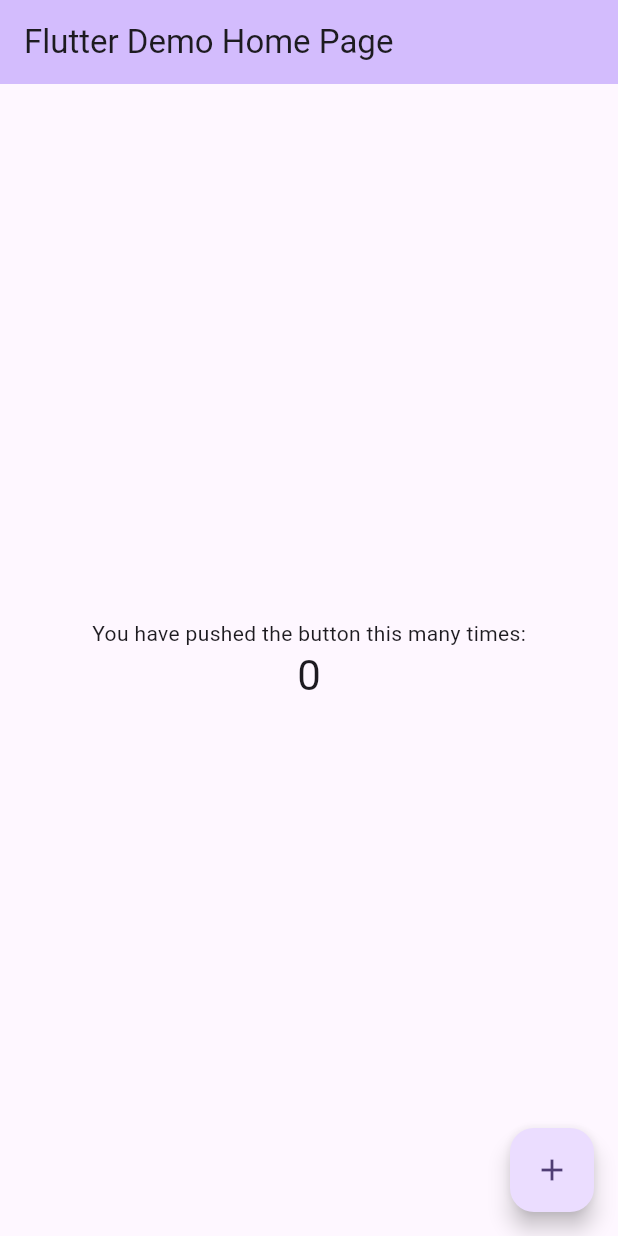
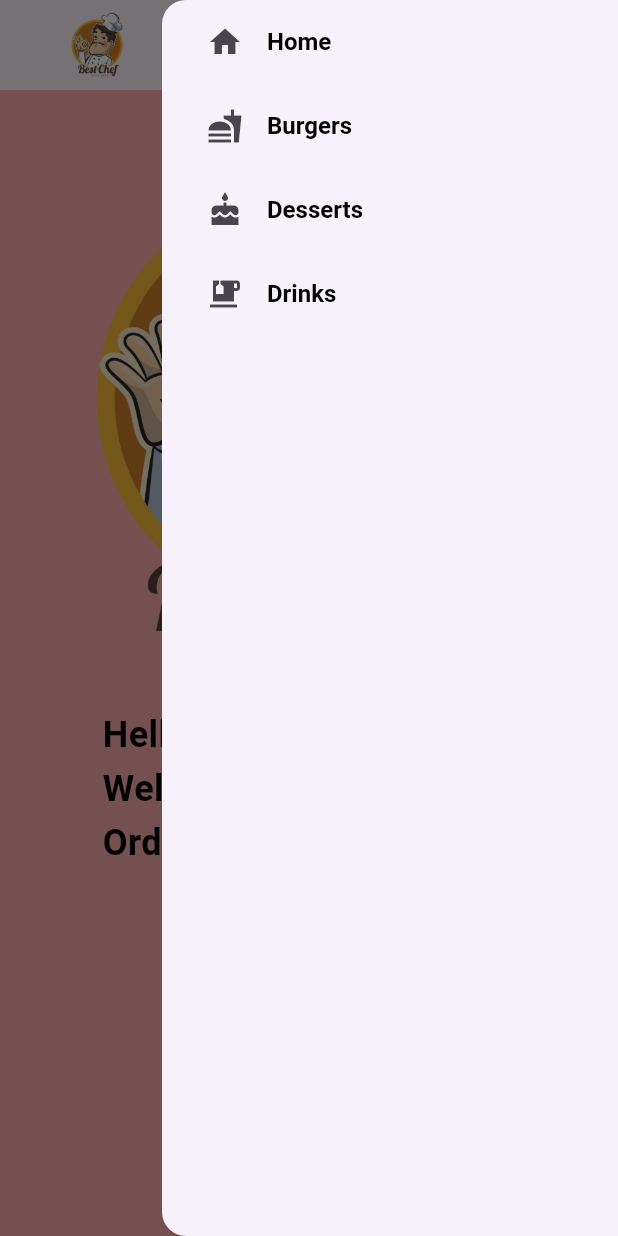
Before and after one commit to MithuniKarunathilake/RestaurentWeb-Flutter, a Flutter app: the screen it shows after launch, with the side drawer open (before the commit the screen has no drawer), on a phone screen of 412 x 824 dp. Run offline on Flutter 3.47's test engine with Material 3 defaults, Android fonts, the phone set to English and light mode, and no system bars.

Commit message:
items added

```diff
--- /dev/null
+++ b/lib/constants/colors.dart
@@ -0,0 +1,10 @@
+import 'dart:ui';
+
+class CustomColor {
+  static const Color textFieldBg = Color(0xffC8C9CE);
+  static const Color grey = Color(0xff666874);
+  static const Color lightRed = Color(0xffffafaf);
+  static const Color lightYellow = Color(0xfffffbd2);
+  static const Color darkYellow = Color(0xfffff799);
+
+}
--- /dev/null
+++ b/lib/constants/nav_items.dart
@@ -0,0 +1,15 @@
+import 'package:flutter/material.dart';
+
+List<String> navTitles = [
+  "Home",
+  "Burgers",
+  "Desserts",
+  "Drinks",
+];
+
+List<IconData> navIcons = [
+  Icons.home,
+  Icons.fastfood_sharp,
+  Icons.cake_sharp,
+  Icons.emoji_food_beverage_sharp,
+];
--- /dev/null
+++ b/lib/constants/size.dart
@@ -0,0 +1 @@
+const double kMinDesktopWidth = 600;
--- a/lib/main.dart
+++ b/lib/main.dart
@@ -1,4 +1,5 @@
 import 'package:flutter/material.dart';
+import 'package:restaurant__menu/pages/home_page.dart';
 
 void main() {
   runApp(const MyApp());
@@ -11,115 +12,10 @@
   @override
   Widget build(BuildContext context) {
     return MaterialApp(
-      title: 'Flutter Demo',
-      theme: ThemeData(
-        // This is the theme of your application.
-        //
-        // TRY THIS: Try running your application with "flutter run". You'll see
-        // the application has a purple toolbar. Then, without quitting the app,
-        // try changing the seedColor in the colorScheme below to Colors.green
-        // and then invoke "hot reload" (save your changes or press the "hot
-        // reload" button in a Flutter-supported IDE, or press "r" if you used
-        // the command line to start the app).
-        //
-        // Notice that the counter didn't reset back to zero; the application
-        // state is not lost during the reload. To reset the state, use hot
-        // restart instead.
-        //
-        // This works for code too, not just values: Most code changes can be
-        // tested with just a hot reload.
-        colorScheme: ColorScheme.fromSeed(seedColor: Colors.deepPurple),
-        useMaterial3: true,
-      ),
-      home: const MyHomePage(title: 'Flutter Demo Home Page'),
+      title: 'Restaurant Menu',
+      debugShowCheckedModeBanner: false,
+      theme: ThemeData.light(),
+      home: const HomePage(),
     );
   }
 }
-
-class MyHomePage extends StatefulWidget {
-  const MyHomePage({super.key, required this.title});
-
-  // This widget is the home page of your application. It is stateful, meaning
-  // that it has a State object (defined below) that contains fields that affect
-  // how it looks.
-
-  // This class is the configuration for the state. It holds the values (in this
-  // case the title) provided by the parent (in this case the App widget) and
-  // used by the build method of the State. Fields in a Widget subclass are
-  // always marked "final".
-
-  final String title;
-
-  @override
-  State<MyHomePage> createState() => _MyHomePageState();
-}
-
-class _MyHomePageState extends State<MyHomePage> {
-  int _counter = 0;
-
-  void _incrementCounter() {
-    setState(() {
-      // This call to setState tells the Flutter framework that something has
-      // changed in this State, which causes it to rerun the build method below
-      // so that the display can reflect the updated values. If we changed
-      // _counter without calling setState(), then the build method would not be
-      // called again, and so nothing would appear to happen.
-      _counter++;
-    });
-  }
-
-  @override
-  Widget build(BuildContext context) {
-    // This method is rerun every time setState is called, for instance as done
-    // by the _incrementCounter method above.
-    //
-    // The Flutter framework has been optimized to make rerunning build methods
-    // fast, so that you can just rebuild anything that needs updating rather
-    // than having to individually change instances of widgets.
-    return Scaffold(
-      appBar: AppBar(
-        // TRY THIS: Try changing the color here to a specific color (to
-        // Colors.amber, perhaps?) and trigger a hot reload to see the AppBar
-        // change color while the other colors stay the same.
-        backgroundColor: Theme.of(context).colorScheme.inversePrimary,
-        // Here we take the value from the MyHomePage object that was created by
-        // the App.build method, and use it to set our appbar title.
-        title: Text(widget.title),
-      ),
-      body: Center(
-        // Center is a layout widget. It takes a single child and positions it
-        // in the middle of the parent.
-        child: Column(
-          // Column is also a layout widget. It takes a list of children and
-          // arranges them vertically. By default, it sizes itself to fit its
-          // children horizontally, and tries to be as tall as its parent.
-          //
-          // Column has various properties to control how it sizes itself and
-          // how it positions its children. Here we use mainAxisAlignment to
-          // center the children vertically; the main axis here is the vertical
-          // axis because Columns are vertical (the cross axis would be
-          // horizontal).
-          //
-          // TRY THIS: Invoke "debug painting" (choose the "Toggle Debug Paint"
-          // action in the IDE, or press "p" in the console), to see the
-          // wireframe for each widget.
-          mainAxisAlignment: MainAxisAlignment.center,
-          children: <Widget>[
-            const Text(
-              'You have pushed the button this many times:',
-            ),
-            Text(
-              '$_counter',
-              style: Theme.of(context).textTheme.headlineMedium,
-            ),
-          ],
-        ),
-      ),
-      floatingActionButton: FloatingActionButton(
-        onPressed: _incrementCounter,
-        tooltip: 'Increment',
-        child: const Icon(Icons.add),
-      ), // This trailing comma makes auto-formatting nicer for build methods.
-    );
-  }
-}
--- /dev/null
+++ b/lib/pages/home_page.dart
@@ -0,0 +1,173 @@
+import 'package:flutter/material.dart';
+import 'package:restaurant__menu/constants/colors.dart';
+import 'package:restaurant__menu/constants/nav_items.dart';
+import 'package:restaurant__menu/constants/size.dart';
+import 'package:restaurant__menu/widgets/drawer_mobile.dart';
+import 'package:restaurant__menu/widgets/header_desktop.dart';
+import 'package:restaurant__menu/widgets/header_mobile.dart';
+import 'package:restaurant__menu/widgets/item_card_widget.dart';
+import 'package:restaurant__menu/widgets/main_desktop.dart';
+import 'package:restaurant__menu/widgets/main_mobile.dart';
+import 'package:restaurant__menu/widgets/site_logo.dart';
+
+class HomePage extends StatefulWidget {
+  const HomePage({super.key});
+
+  @override
+  State<HomePage> createState() => _HomePageState();
+}
+
+class _HomePageState extends State<HomePage> {
+  final scaffoldKey = GlobalKey<ScaffoldState>();
+
+  @override
+  Widget build(BuildContext context) {
+    final screenSize = MediaQuery.of(context).size;
+    final screenWidth = screenSize.width;
+    final screenHeight = screenSize.height;
+
+    return LayoutBuilder(builder: (context, constraints) {
+      return Scaffold(
+        key: scaffoldKey,
+        endDrawer: constraints.maxWidth >= kMinDesktopWidth
+            ? null
+            : const DrawerMobile(),
+        body: ListView(
+          scrollDirection: Axis.vertical,
+          children: [
+            //Main
+            if (constraints.maxWidth >= kMinDesktopWidth)
+              const HeaderDesktop()
+            else
+              HeaderMobile(
+                onMenuTap: () {
+                  scaffoldKey.currentState?.openEndDrawer();
+                },
+                onLogoTap: () {},
+              ),
+
+            if (constraints.maxWidth >= kMinDesktopWidth)
+              const MainDesktop()
+            else
+              const MainMobile(),
+            //Burgers
+            Container(
+              height: screenHeight,
+              padding: const EdgeInsets.fromLTRB(25, 20, 25, 60),
+              constraints: const BoxConstraints(
+                minHeight: 560,
+              ),
+              color: CustomColor.lightYellow,
+              child: Column(
+                children: [
+                  const Text(
+                    "Burgers",
+                    style: TextStyle(
+                        fontSize: 24,
+                        fontWeight: FontWeight.bold,
+                        color: Colors.brown),
+                  ),
+                  Container(
+                    clipBehavior: Clip.antiAlias,
+                    height: 320,
+                    width: 250,
+                    decoration: BoxDecoration(
+                      borderRadius: BorderRadius.circular(10),
+                      color: CustomColor.darkYellow,
+                    ),
+                    child: Column(
+                      crossAxisAlignment: CrossAxisAlignment.start,
+                      mainAxisSize: MainAxisSize.min,
+                      children: [
+                        Image.asset(
+                          "assets/burger.jpg",
+                          height: 140,
+                          width: 250,
+                          fit: BoxFit.cover,
+                        ),
+                        const Padding(
+                          padding: EdgeInsets.fromLTRB(12, 15, 12, 2),
+                          child: Text(
+                            "Name",
+                            style: TextStyle(
+                              fontWeight: FontWeight.w600,
+                              color: Colors.brown,
+                            ),
+                          ),
+                        ),
+                        const Padding(
+                          padding: EdgeInsets.fromLTRB(12, 0, 12, 4),
+                          child: Text(
+                            "Burger",
+                            style: TextStyle(
+                              fontSize: 10,
+                              color: Colors.brown,
+                            ),
+                          ),
+                        ),
+                        const Padding(
+                          padding: EdgeInsets.fromLTRB(12, 15, 12, 2),
+                          child: Text(
+                            "Price",
+                            style: TextStyle(
+                              fontWeight: FontWeight.w600,
+                              color: Colors.brown,
+                            ),
+                          ),
+                        ),
+                        const Padding(
+                          padding: EdgeInsets.fromLTRB(12, 0, 12, 4),
+                          child: Text(
+                            "1200.00",
+                            style: TextStyle(
+                              fontSize: 10,
+                              color: Colors.brown,
+                            ),
+                          ),
+                        ),
+                        const Padding(
+                          padding: EdgeInsets.fromLTRB(12, 15, 12, 2),
+                          child: Text(
+                            "Rating",
+                            style: TextStyle(
+                              fontWeight: FontWeight.w600,
+                              color: Colors.brown,
+                            ),
+                          ),
+                        ),
+                        const Padding(
+                          padding: EdgeInsets.fromLTRB(12, 0, 12, 4),
+                          child: Text(
+                            "4",
+                            style: TextStyle(
+                              fontSize: 10,
+                              color: Colors.brown,
+                            ),
+                          ),
+                        ),
+                      ],
+                    ),
+                  ),
+                ],
+              ),
+            ),
+
+            //Desserts
+            Container(
+              height: 500,
+              width: double.maxFinite,
+              color: CustomColor.lightRed,
+            ),
+
+            //Beverage
+            Container(
+              height: 500,
+              width: double.maxFinite,
+              color: CustomColor.lightYellow,
+            ),
+          ],
+        ),
+      );
+    });
+  }
+}
--- /dev/null
+++ b/lib/widgets/drawer_mobile.dart
@@ -0,0 +1,29 @@
+import 'package:flutter/material.dart';
+
+import '../constants/nav_items.dart';
+
+class DrawerMobile extends StatelessWidget {
+  const DrawerMobile({super.key});
+
+  @override
+  Widget build(BuildContext context) {
+    return Drawer(
+      child: ListView(
+        children: [
+          for(int i=0; i<navIcons.length; i++)
+            ListTile(
+              contentPadding: const EdgeInsets.symmetric(horizontal: 30),
+              titleTextStyle: const TextStyle(
+                color: Colors.black,
+                fontWeight: FontWeight.w600,
+                fontSize: 16,
+              ),
+              onTap: (){},
+              leading: Icon(navIcons[i]),
+              title: Text(navTitles[i]),
+            )
+        ],
+      ),
+    );
+  }
+}
--- /dev/null
+++ b/lib/widgets/header_mobile.dart
@@ -0,0 +1,26 @@
+import 'package:flutter/material.dart';
+import 'package:restaurant__menu/widgets/site_logo.dart';
+
+class HeaderMobile extends StatelessWidget {
+  const HeaderMobile({super.key, this.onLogoTap, this.onMenuTap});
+  final VoidCallback? onLogoTap;
+  final VoidCallback? onMenuTap;
+
+  @override
+  Widget build(BuildContext context) {
+    return Container(
+      height: 50,
+      margin: const EdgeInsets.fromLTRB(40, 5, 20, 5),
+      child: Row(
+        children: [
+          SiteLogo(onTap: onLogoTap,
+          ),
+          const Spacer(),
+          IconButton(onPressed: onMenuTap, icon: const Icon(Icons.menu)),
+          const SizedBox(width: 15,
+          )
+        ],
+      ),
+    );
+  }
+}
--- /dev/null
+++ b/lib/widgets/main_mobile.dart
@@ -0,0 +1,36 @@
+import 'package:flutter/material.dart';
+
+import '../constants/colors.dart';
+
+class MainMobile extends StatelessWidget {
+  const MainMobile({super.key});
+
+  @override
+  Widget build(BuildContext context) {
+    final screenSize = MediaQuery.of(context).size;
+    final screenWidth = screenSize.width;
+    final screenHeight = screenSize.height;
+
+    return Container(
+      color: CustomColor.lightRed,
+      height: screenHeight,
+      constraints: BoxConstraints(minHeight: 560,),
+      child: Column(
+        children: [
+          Image.asset(
+            "assets/logo.png", width: screenWidth,),
+
+          const Text(
+            "Hello,\nWelcome to Best Chef\nOrder anything you want!",
+            style: TextStyle(
+                fontSize: 24,
+                height: 1.5,
+                fontWeight: FontWeight.bold,
+                color: Colors.black
+            ),
+          ),
+        ],
+      ),
+    );
+  }
+}
--- /dev/null
+++ b/lib/widgets/site_logo.dart
@@ -0,0 +1,16 @@
+import 'package:flutter/material.dart';
+
+class SiteLogo extends StatelessWidget {
+  const SiteLogo({super.key, this.onTap});
+  final VoidCallback? onTap;
+
+  @override
+  Widget build(BuildContext context) {
+    return GestureDetector(
+        onTap: (){},
+        child: Image.asset(
+          "assets/logo.png",
+          height: 100,),
+    );
+  }
+}
--- a/pubspec.yaml
+++ b/pubspec.yaml
@@ -59,7 +59,8 @@ flutter:
   uses-material-design: true
 
   # To add assets to your application, add an assets section, like this:
-  # assets:
+  assets:
+    - assets/
   #   - images/a_dot_burr.jpeg
   #   - images/a_dot_ham.jpeg
 
```
Also changed, not shown: lib/styles/style.dart (added, +10 -0 lines), lib/utils/details_util.dart (added, +78 -0 lines), lib/widgets/header_desktop.dart (added, +41 -0 lines), lib/widgets/item_card_widget.dart (added, +81 -0 lines), lib/widgets/main_desktop.dart (added, +43 -0 lines), assets/burger.jpg (added), assets/cake.png (added), assets/logo.png (added), assets/sprite.png (added).
